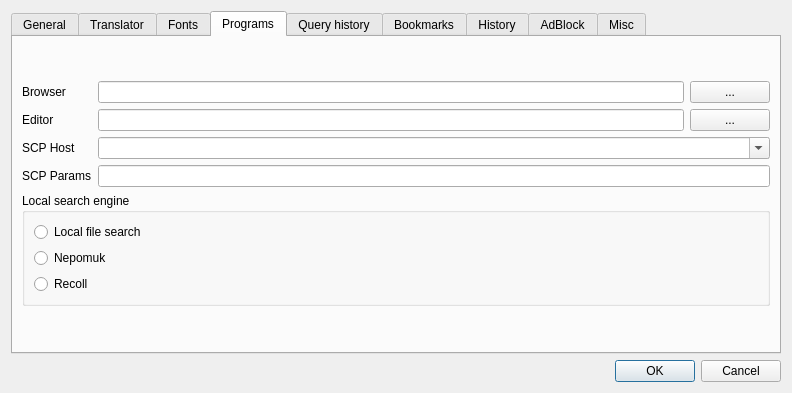
Qt form settingsdlg.ui (kernel1024/jpreader) before a commit.
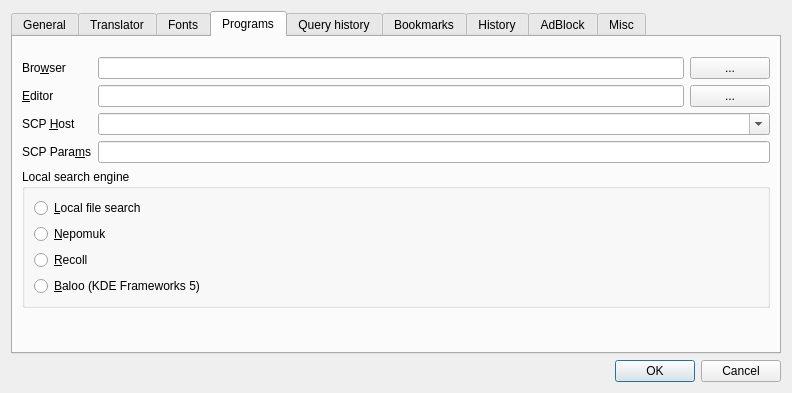
The same form after that commit. The open tabs and pages were chosen to show the change. Custom widgets are drawn as their Qt base class.

Commit message: Baloo (KDE Frameworks 5) support added.

What changed in the file:
```diff
--- a/settingsdlg.ui
+++ b/settingsdlg.ui
@@ -670,7 +670,7 @@
          <item row="1" column="0">
           <widget class="QLabel" name="label_4">
            <property name="text">
-            <string>Browser</string>
+            <string>Bro&amp;wser</string>
            </property>
            <property name="buddy">
             <cstring>editBrowser</cstring>
@@ -694,7 +694,7 @@
          <item row="2" column="0">
           <widget class="QLabel" name="label_6">
            <property name="text">
-            <string>Editor</string>
+            <string>&amp;Editor</string>
            </property>
            <property name="buddy">
             <cstring>editEditor</cstring>
@@ -718,7 +718,7 @@
          <item row="3" column="0">
           <widget class="QLabel" name="label_8">
            <property name="text">
-            <string>SCP Host</string>
+            <string>SCP &amp;Host</string>
            </property>
            <property name="buddy">
             <cstring>editScpHost</cstring>
@@ -744,7 +744,7 @@
          <item row="4" column="0">
           <widget class="QLabel" name="label_7">
            <property name="text">
-            <string>SCP Params</string>
+            <string>SCP Para&amp;ms</string>
            </property>
            <property name="buddy">
             <cstring>editScpParams</cstring>
@@ -762,21 +762,28 @@
           <item>
            <widget class="QRadioButton" name="radioSearchNone">
             <property name="text">
-             <string>Local file search</string>
+             <string>&amp;Local file search</string>
             </property>
            </widget>
           </item>
           <item>
            <widget class="QRadioButton" name="radioSearchNepomuk">
             <property name="text">
-             <string>Nepomuk</string>
+             <string>&amp;Nepomuk</string>
             </property>
            </widget>
           </item>
           <item>
            <widget class="QRadioButton" name="radioSearchRecoll">
             <property name="text">
-             <string>Recoll</string>
+             <string>&amp;Recoll</string>
+            </property>
+           </widget>
+          </item>
+          <item>
+           <widget class="QRadioButton" name="radioSearchBaloo5">
+            <property name="text">
+             <string>&amp;Baloo (KDE Frameworks 5)</string>
             </property>
            </widget>
           </item>
```
Left out of the diff: 33 changed lines with no effect on the pictures. The commit also changes 16 other files.
